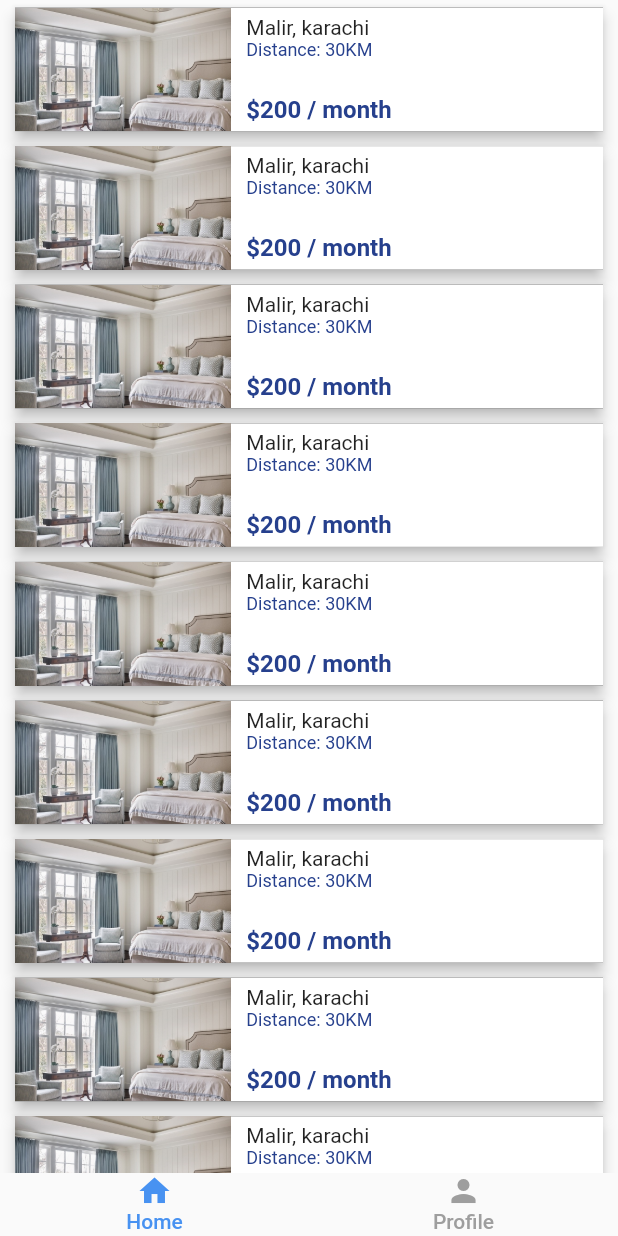
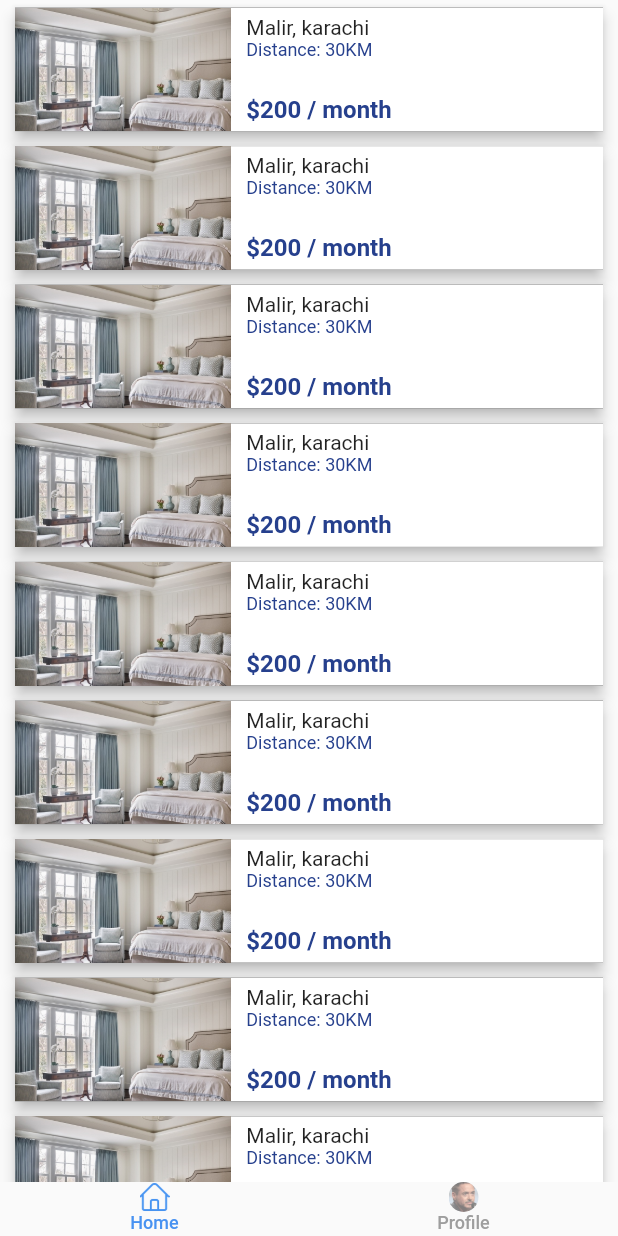
Before and after one commit to izaanjahangir/find-a-room-flutter, a Flutter app: the HomeTab screen opened by its route, on a phone screen of 412 x 824 dp. Run offline on Flutter 3.47's test engine with Material 2 defaults, Android fonts, the phone set to English and light mode, and no system bars; our stand-ins replace flutter_easyloading, geolocator, google_maps_flutter, touchable_opacity.

Commit message:
improved tabbar UI

```diff
--- a/lib/components/custom_tab/custom_tab.dart
+++ b/lib/components/custom_tab/custom_tab.dart
@@ -2,17 +2,53 @@ import "package:flutter/material.dart";
 
 class CustomTab extends StatelessWidget {
   final String label;
-  final IconData icon;
+  final bool active;
+  final double size = 20;
+  final AssetImage icon;
+  final AssetImage activeIcon;
+  final bool roundIcon;
+  final bool iconAsImage;
 
-  CustomTab({this.label = "Default Tab", this.icon});
+  CustomTab(
+      {this.label = "Default Tab",
+      this.icon,
+      this.active = false,
+      this.roundIcon = false,
+      this.iconAsImage = false,
+      this.activeIcon});
 
   @override
   Widget build(BuildContext context) {
+    final AssetImage iconToRender = active ? activeIcon : icon;
+
     return Container(
         child: Column(
       children: [
-        Icon(icon),
-        Text(label),
+        roundIcon
+            ? ClipOval(
+                child: Opacity(
+                  opacity: (iconAsImage && !active) ? 0.5 : 1,
+                  child: Image(
+                    fit: BoxFit.cover,
+                    width: size,
+                    height: size,
+                    image: iconToRender,
+                  ),
+                ),
+              )
+            : Opacity(
+                opacity: (iconAsImage && !active) ? 0.5 : 1,
+                child: Image(
+                  fit: BoxFit.cover,
+                  width: size,
+                  height: size,
+                  image: iconToRender,
+                ),
+              ),
+        Text(
+          label,
+          style: TextStyle(fontSize: 12),
+        ),
       ],
     ));
   }
--- a/lib/screens/home_tab/home_tab.dart
+++ b/lib/screens/home_tab/home_tab.dart
@@ -19,7 +19,18 @@ class _HomeTabState extends State<HomeTab> with SingleTickerProviderStateMixin {
   void initState() {
     _tabController = new TabController(length: 2, vsync: this);
 
+    _tabController.addListener(() {
+      setState(() {});
+    });
+
     super.initState();
+  }
+
+  @override
+  void dispose() {
+    _tabController.removeListener(() {});
+
+    super.dispose();
   }
 
   @override
@@ -51,11 +62,17 @@ class _HomeTabState extends State<HomeTab> with SingleTickerProviderStateMixin {
                 ),
                 tabs: [
                   CustomTab(
-                    icon: Icons.home,
+                    active: _tabController.index == 0,
+                    icon: AssetImage("assets/icons/home-unactive.png"),
+                    activeIcon: AssetImage("assets/icons/home-active.png"),
                     label: 'Home',
                   ),
                   CustomTab(
-                    icon: Icons.person,
+                    active: _tabController.index == 1,
+                    icon: AssetImage("assets/images/dummy-user.jpeg"),
+                    activeIcon: AssetImage("assets/images/dummy-user.jpeg"),
+                    roundIcon: true,
+                    iconAsImage: true,
                     label: 'Profile',
                   ),
                 ],
--- a/pubspec.yaml
+++ b/pubspec.yaml
@@ -51,6 +51,7 @@ flutter:
   # To add assets to your application, add an assets section, like this:
   assets:
     - assets/images/
+    - assets/icons/
 
   # An image asset can refer to one or more resolution-specific "variants", see
   # https://flutter.dev/assets-and-images/#resolution-aware.
```
Also changed, not shown: assets/icons/home-active.png (added), assets/icons/home-unactive.png (added), assets/icons/home.png (added), assets/images/dummy-user.jpeg (added).
